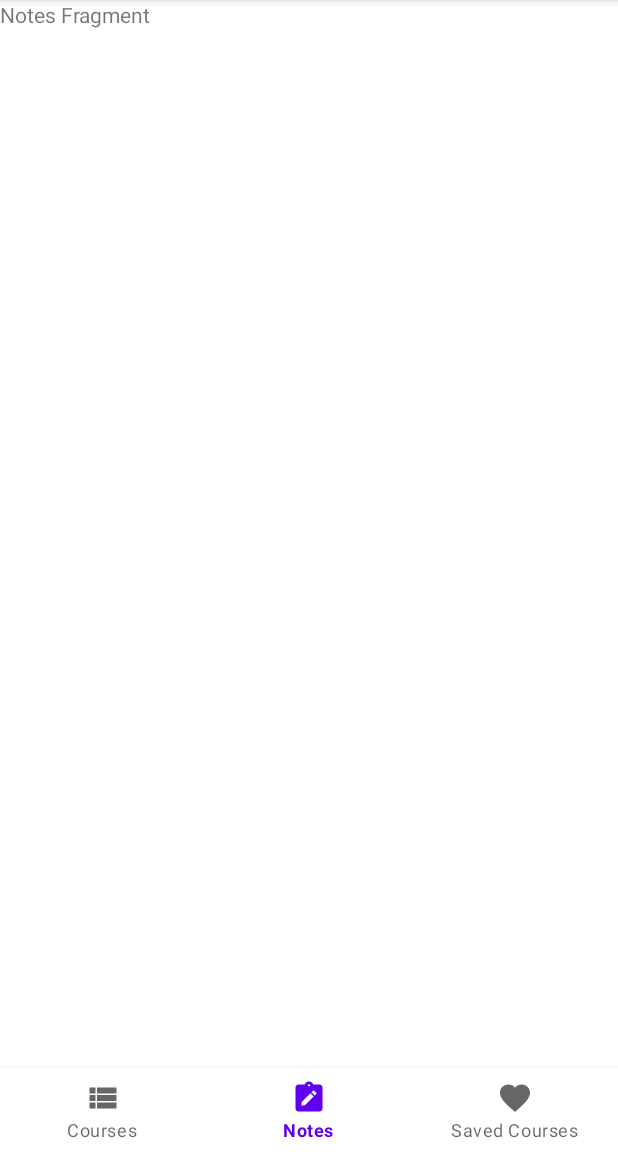
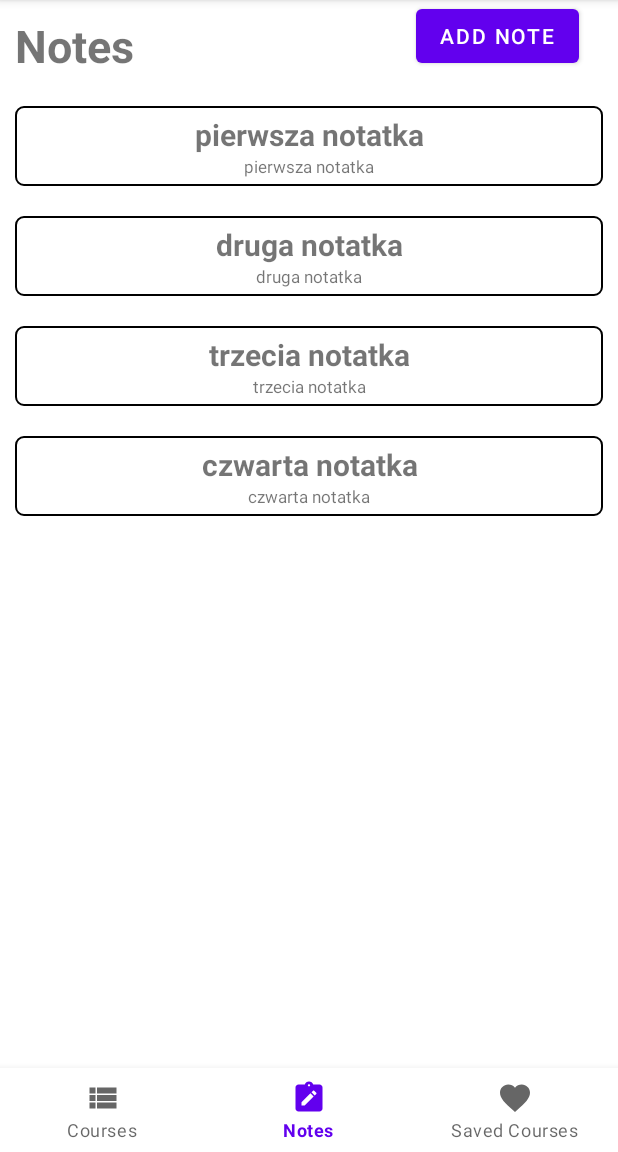
Before and after one commit to mariasupinska/Roadmap, an Android app: the screen it shows after launch (MainActivity), item 2 of the bottom bar chosen, on a phone screen of 412 x 824 dp, the part 84-1236 px from its top. Run offline under Robolectric (Android 15) with nearby library versions, the phone set to English and light mode, and no system bars; our stand-ins replace Room's generated code.

Commit message:
list notes from database, add note button

```diff
--- a/app/build.gradle
+++ b/app/build.gradle
@@ -42,6 +42,7 @@ dependencies {
     implementation "androidx.lifecycle:lifecycle-common-java8:2.5.1"
     implementation "androidx.lifecycle:lifecycle-extensions:2.2.0"
     implementation "androidx.lifecycle:lifecycle-viewmodel-ktx:2.5.1"
+    implementation "androidx.recyclerview:recyclerview:1.2.1"
 
     implementation 'androidx.appcompat:appcompat:1.4.1'
     implementation 'com.google.android.material:material:1.5.0'
--- /dev/null
+++ b/app/src/main/java/com/example/roadmap/AddNoteFragment.java
@@ -0,0 +1,43 @@
+package com.example.roadmap;
+
+import android.os.Bundle;
+import android.view.LayoutInflater;
+import android.view.View;
+import android.view.ViewGroup;
+
+import androidx.fragment.app.Fragment;
+
+public class AddNoteFragment extends Fragment {
+
+    public AddNoteFragment() {
+        // Required empty public constructor
+    }
+
+    /**
+     * Use this factory method to create a new instance of
+     * this fragment using the provided parameters.
+     *
+     * @return A new instance of fragment CoursesFragment.
+     */
+    // TODO: Rename and change types and number of parameters
+    public static AddNoteFragment newInstance(String param1, String param2) {
+        AddNoteFragment fragment = new AddNoteFragment();
+        Bundle args = new Bundle();
+        fragment.setArguments(args);
+        return fragment;
+    }
+
+    @Override
+    public void onCreate(Bundle savedInstanceState) {
+        super.onCreate(savedInstanceState);
+        if (getArguments() != null) {
+        }
+    }
+
+    @Override
+    public View onCreateView(LayoutInflater inflater, ViewGroup container,
+                             Bundle savedInstanceState) {
+        // Inflate the layout for this fragment
+        return inflater.inflate(R.layout.fragment_add_note, container, false);
+    }
+}
--- a/app/src/main/java/com/example/roadmap/NotesFragment.java
+++ b/app/src/main/java/com/example/roadmap/NotesFragment.java
@@ -1,12 +1,26 @@
 package com.example.roadmap;
 
+import android.content.Intent;
 import android.os.Bundle;
 
+import androidx.annotation.NonNull;
 import androidx.fragment.app.Fragment;
+import androidx.fragment.app.FragmentTransaction;
+import androidx.lifecycle.ViewModelProvider;
+import androidx.recyclerview.widget.LinearLayoutManager;
+import androidx.recyclerview.widget.RecyclerView;
 
+import android.util.Log;
 import android.view.LayoutInflater;
 import android.view.View;
 import android.view.ViewGroup;
+import android.widget.Button;
+import android.widget.TextView;
+
+import com.example.roadmap.database.RoadmapViewModel;
+import com.example.roadmap.database.entities.Note;
+
+import java.util.List;
 
 /**
  * A simple {@link Fragment} subclass.
@@ -15,14 +29,10 @@ import android.view.ViewGroup;
  */
 public class NotesFragment extends Fragment {
 
-    // TODO: Rename parameter arguments, choose names that match
-    // the fragment initialization parameters, e.g. ARG_ITEM_NUMBER
-    private static final String ARG_PARAM1 = "param1";
-    private static final String ARG_PARAM2 = "param2";
-
-    // TODO: Rename and change types of parameters
-    private String mParam1;
-    private String mParam2;
+    private RoadmapViewModel roadmapViewModel;
+    private RecyclerView recyclerView;
+    private NoteAdapter noteAdapter;
+    public static final String KEY_EXTRA_NOTE_ID = "note_id";
 
     public NotesFragment() {
         // Required empty public constructor
@@ -32,33 +42,111 @@ public class NotesFragment extends Fragment {
      * Use this factory method to create a new instance of
      * this fragment using the provided parameters.
      *
-     * @param param1 Parameter 1.
-     * @param param2 Parameter 2.
      * @return A new instance of fragment NotesFragment.
      */
     // TODO: Rename and change types and number of parameters
-    public static NotesFragment newInstance(String param1, String param2) {
+    public static NotesFragment newInstance() {
         NotesFragment fragment = new NotesFragment();
         Bundle args = new Bundle();
-        args.putString(ARG_PARAM1, param1);
-        args.putString(ARG_PARAM2, param2);
         fragment.setArguments(args);
         return fragment;
+    }
+
+    private class NoteHolder extends RecyclerView.ViewHolder implements View.OnClickListener {
+        private TextView titleTextView;
+        private TextView contentTextView;
+        private Note note;
+
+        public NoteHolder(LayoutInflater inflater, ViewGroup parent){
+            super(inflater.inflate(R.layout.single_note, parent, false));
+            itemView.setOnClickListener(this);
+
+            contentTextView = itemView.findViewById(R.id.note_item_title);
+            titleTextView = itemView.findViewById(R.id.note_item_name);
+        }
+
+        public void bind(Note note){
+            this.note = note;
+            titleTextView.setText(note.noteTitle);
+            contentTextView.setText(note.noteText);
+        }
+
+        @Override
+        public void onClick(View view) {
+            Intent intent = new Intent(getActivity(), MainActivity.class);
+            intent.putExtra(KEY_EXTRA_NOTE_ID, note.noteId);
+            startActivity(intent);
+        }
+    }
+
+    private class NoteAdapter extends RecyclerView.Adapter<NoteHolder> {
+        private List<Note> notes;
+
+        @NonNull
+        @Override
+        public NoteHolder onCreateViewHolder(@NonNull ViewGroup parent, int viewType){
+            return new NoteHolder(getLayoutInflater(), parent);
+        }
+
+        @Override
+        public void onBindViewHolder(@NonNull NoteHolder holder, int position){
+            Log.d("onBindViewHolder", "WCHODZE SE TU");
+            if(notes != null){
+                Note note = notes.get(position);
+                holder.bind(note);
+            }
+            else
+                Log.d("MainActivity", "No notes");
+        }
+        @Override
+        public int getItemCount() {
+            if(notes != null)
+                return notes.size();
+            else
+                return 0;
+        }
+
+        void setNotes(List<Note> notes){
+            this.notes = notes;
+            notifyDataSetChanged();
+        }
     }
 
     @Override
     public void onCreate(Bundle savedInstanceState) {
         super.onCreate(savedInstanceState);
         if (getArguments() != null) {
-            mParam1 = getArguments().getString(ARG_PARAM1);
-            mParam2 = getArguments().getString(ARG_PARAM2);
         }
+
     }
 
     @Override
     public View onCreateView(LayoutInflater inflater, ViewGroup container,
                              Bundle savedInstanceState) {
         // Inflate the layout for this fragment
-        return inflater.inflate(R.layout.fragment_notes, container, false);
+        View view = inflater.inflate(R.layout.fragment_notes, container, false);
+        recyclerView = view.findViewById(R.id.notes_recycler_view);
+        final NoteAdapter adapter = new NoteAdapter();
+        recyclerView.setAdapter(adapter);
+        recyclerView.setLayoutManager(new LinearLayoutManager(getActivity()));
+
+        roadmapViewModel = new ViewModelProvider(this).get(RoadmapViewModel.class);
+        roadmapViewModel.findAllNotes().observe(getViewLifecycleOwner(), adapter::setNotes);
+
+        Button addNoteButton;
+        addNoteButton = view.findViewById(R.id.add_note_button);
+
+        addNoteButton.setOnClickListener(new View.OnClickListener() {
+            @Override
+                    public void onClick(View v){
+                FragmentTransaction fragmentTransaction = getActivity().
+                        getSupportFragmentManager().beginTransaction();
+                fragmentTransaction.replace(R.id.frame_layout, new AddNoteFragment());
+                fragmentTransaction.commit();
+            }
+        });
+
+        return view;
     }
+
 }
--- a/app/src/main/java/com/example/roadmap/database/RoadmapDatabase.java
+++ b/app/src/main/java/com/example/roadmap/database/RoadmapDatabase.java
@@ -60,7 +60,13 @@ public abstract class RoadmapDatabase extends RoomDatabase {
                                 "Git is a free and open source distributed version control system designed" +
                                         " to handle everything from small to very large projects with speed and efficiency.",
                                 1 ));
+
+                dao.insertNote(new Note(1, "pierwsza notatka", "pierwsza notatka"));
+                dao.insertNote(new Note(2, "druga notatka", "druga notatka"));
+                dao.insertNote(new Note(3, "trzecia notatka", "trzecia notatka"));
+                dao.insertNote(new Note(4, "czwarta notatka", "czwarta notatka"));
             });
+
         }
     };
 }
--- a/app/src/main/java/com/example/roadmap/database/entities/Note.java
+++ b/app/src/main/java/com/example/roadmap/database/entities/Note.java
@@ -7,10 +7,12 @@ import androidx.room.PrimaryKey;
 public class Note {
     @PrimaryKey
     public int noteId;
+    public String noteTitle;
     public String noteText;
 
-    public Note(int noteId, String noteText) {
+    public Note(int noteId, String noteTitle, String noteText) {
         this.noteId = noteId;
+        this.noteTitle = noteTitle;
         this.noteText = noteText;
     }
 }
--- /dev/null
+++ b/app/src/main/res/drawable/border.xml
@@ -0,0 +1,16 @@
+<?xml version="1.0" encoding="utf-8"?>
+<shape xmlns:android="http://schemas.android.com/apk/res/android"
+    android:shape="rectangle">
+
+    <!-- View background color -->
+    <solid android:color="@color/white" />
+
+    <!-- View border color and width -->
+    <stroke
+        android:width="1dp"
+        android:color="@color/black" />
+
+    <!-- The radius makes the corners rounded -->
+    <corners android:radius="5dp" />
+
+</shape>
--- /dev/null
+++ b/app/src/main/res/layout/fragment_add_note.xml
@@ -0,0 +1,14 @@
+<?xml version="1.0" encoding="utf-8"?>
+<FrameLayout xmlns:android="http://schemas.android.com/apk/res/android"
+    xmlns:tools="http://schemas.android.com/tools"
+    android:layout_width="match_parent"
+    android:layout_height="match_parent"
+    tools:context=".CoursesFragment">
+
+    <!-- TODO: Update blank fragment layout -->
+    <TextView
+        android:layout_width="match_parent"
+        android:layout_height="match_parent"
+        android:text="Add Note Fragment" />
+
+</FrameLayout>
--- a/app/src/main/res/layout/fragment_notes.xml
+++ b/app/src/main/res/layout/fragment_notes.xml
@@ -1,14 +1,33 @@
 <?xml version="1.0" encoding="utf-8"?>
-<FrameLayout xmlns:android="http://schemas.android.com/apk/res/android"
+<RelativeLayout xmlns:android="http://schemas.android.com/apk/res/android"
     xmlns:tools="http://schemas.android.com/tools"
     android:layout_width="match_parent"
     android:layout_height="match_parent"
     tools:context=".NotesFragment">
 
-    <!-- TODO: Update blank fragment layout -->
     <TextView
+        android:id="@+id/notes_header"
+        android:layout_width="250dp"
+        android:layout_height="wrap_content"
+        android:text="@string/notes_fragment"
+        android:layout_margin="10dp"
+        android:textSize="30sp"
+        android:textStyle="bold" />
+
+    <Button
+        android:id="@+id/add_note_button"
+        android:layout_width="wrap_content"
+        android:layout_height="wrap_content"
+        android:layout_marginStart="7dp"
+        android:layout_toEndOf="@+id/notes_header"
+        android:text="@string/add_note" />
+
+    <androidx.recyclerview.widget.RecyclerView
+        android:id="@+id/notes_recycler_view"
+        android:layout_below="@+id/notes_header"
         android:layout_width="match_parent"
-        android:layout_height="match_parent"
-        android:text="@string/notes_fragment"/>
+        android:layout_height="match_parent">
 
-</FrameLayout>
+    </androidx.recyclerview.widget.RecyclerView>
+
+</RelativeLayout>
--- /dev/null
+++ b/app/src/main/res/layout/single_note.xml
@@ -0,0 +1,29 @@
+<?xml version="1.0" encoding="utf-8"?>
+<LinearLayout xmlns:android="http://schemas.android.com/apk/res/android"
+    android:layout_width="match_parent"
+    android:layout_height="wrap_content"
+    android:layout_margin="10dp"
+    android:padding="5dp"
+    android:background="@drawable/border"
+    android:orientation="vertical">
+
+
+    <TextView
+        android:id="@+id/note_item_title"
+        android:layout_width="match_parent"
+        android:layout_height="wrap_content"
+        android:textStyle="bold"
+        android:textSize="20sp"
+        android:gravity="center"/>
+
+    <TextView
+        android:id="@+id/note_item_name"
+        android:layout_width="match_parent"
+        android:layout_height="wrap_content"
+        android:textSize="11sp"
+        android:ellipsize="end"
+        android:maxLines="1"
+        android:gravity="center"/>
+
+
+</LinearLayout>
--- a/app/src/main/res/values/strings.xml
+++ b/app/src/main/res/values/strings.xml
@@ -6,6 +6,7 @@
     <!-- TODO: Remove or change this placeholder text -->
     <string name="hello_blank_fragment">Hello blank fragment</string>
     <string name="courses_fragment">Courses Fragment</string>
-    <string name="notes_fragment">Notes Fragment</string>
+    <string name="notes_fragment">Notes</string>
     <string name="saved_courses">Saved Courses</string>
+    <string name="add_note">Add Note</string>
 </resources>
```
